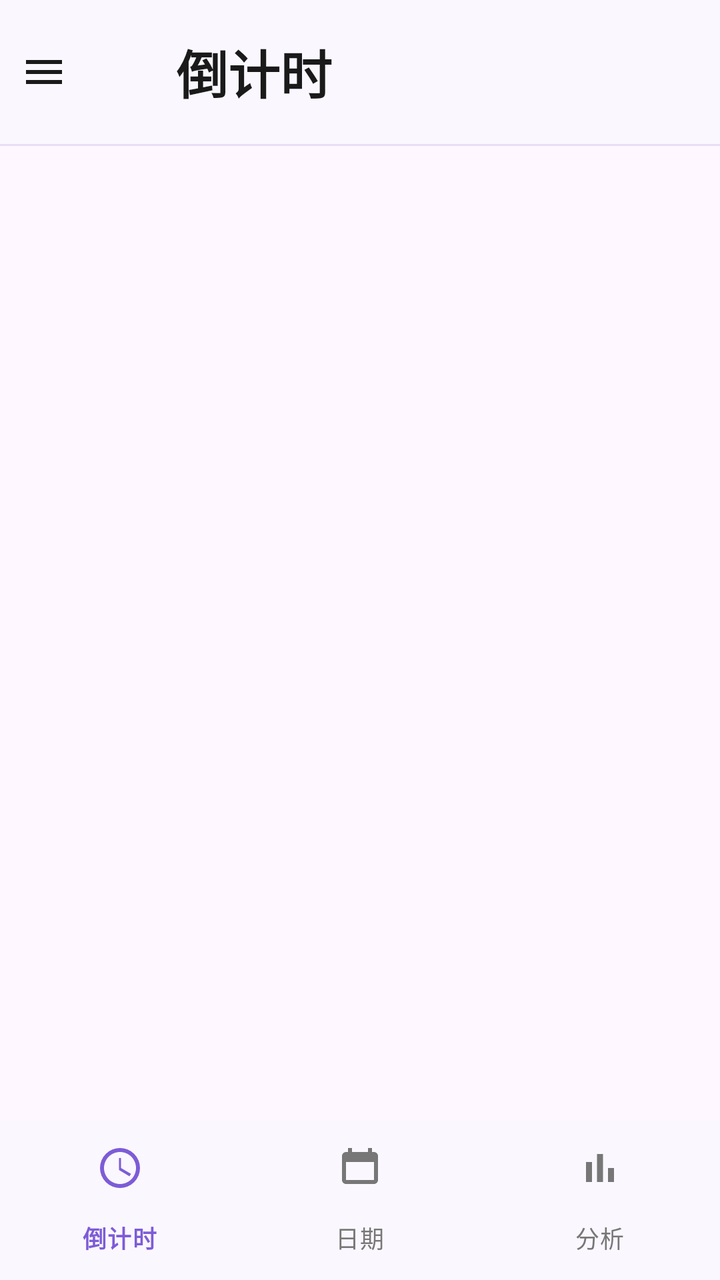
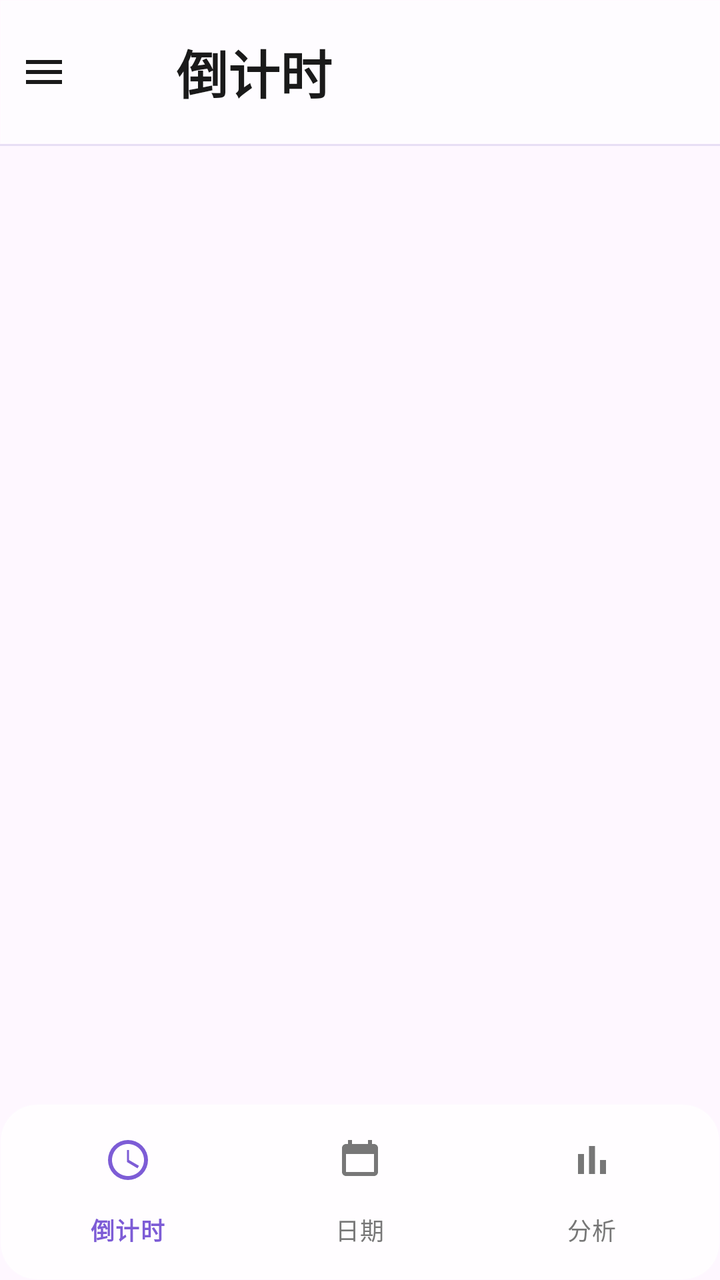

Screens rendered from an Android XML layout before and after an edit, with the pre-edit source and the edit as a unified diff.
<!-- AndroidManifest.xml: application theme Theme.IPredict -->
<!-- res/layout/activity_main.xml -->
<?xml version='1.0' encoding='utf-8'?>
<androidx.drawerlayout.widget.DrawerLayout xmlns:android='http://schemas.android.com/apk/res/android'
    xmlns:app='http://schemas.android.com/apk/res-auto'
    android:id='@+id/drawerLayout'
    android:layout_width='match_parent'
    android:layout_height='match_parent'>

    <LinearLayout
        android:layout_width='match_parent'
        android:layout_height='match_parent'
        android:orientation='vertical'>

        <com.google.android.material.appbar.MaterialToolbar
            android:id='@+id/toolbar'
            android:layout_width='match_parent'
            android:layout_height='72dp'
            android:background='@color/page_bg'
            app:contentInsetStart='0dp'
            app:elevation='0dp'>

            <ImageButton
                android:id='@+id/navIcon'
                android:layout_width='44dp'
                android:layout_height='44dp'
                android:layout_gravity='start|center_vertical'
                android:background='@android:color/transparent'
                android:contentDescription='@string/menu'
                android:padding='8dp'
                android:src='@drawable/ic_menu_standard'
                app:tint='@color/text_primary' />

            <TextView
                android:id='@+id/toolbarTitle'
                android:layout_width='wrap_content'
                android:layout_height='wrap_content'
                android:layout_gravity='center_vertical'
                android:layout_marginStart='44dp'
                android:text='倒计时'
                android:textColor='@color/text_primary'
                android:textSize='26sp'
                android:textStyle='bold' />
        </com.google.android.material.appbar.MaterialToolbar>

        <View
            android:id='@+id/topDivider'
            android:layout_width='match_parent'
            android:layout_height='1dp'
            android:background='@color/neu_stroke' />

        <androidx.fragment.app.FragmentContainerView
            android:id='@+id/fragmentContainer'
            android:layout_width='match_parent'
            android:layout_height='0dp'
            android:layout_weight='1' />

        <com.google.android.material.bottomnavigation.BottomNavigationView
            android:id='@+id/bottomNav'
            android:layout_width='match_parent'
            android:layout_height='wrap_content'
            android:background='@color/page_bg'
            app:itemIconTint='@color/bottom_nav_color'
            app:itemTextColor='@color/bottom_nav_color'
            app:labelVisibilityMode='labeled'
            app:menu='@menu/menu_bottom_nav' />

    </LinearLayout>

    <LinearLayout
        android:layout_width='300dp'
        android:layout_height='match_parent'
        android:layout_gravity='start'
        android:background='@color/page_bg'
        android:orientation='vertical'>

        <include layout='@layout/layout_drawer_header' />

        <ScrollView
            android:layout_width='match_parent'
            android:layout_height='match_parent'>

            <LinearLayout
                android:layout_width='match_parent'
                android:layout_height='wrap_content'
                android:orientation='vertical'
                android:padding='16dp'>

                <TextView
                    android:id='@+id/drawerThemeTitle'
                    android:layout_width='wrap_content'
                    android:layout_height='wrap_content'
                    android:text='主题设置'
                    android:textColor='@color/text_primary'
                    android:textSize='16sp'
                    android:textStyle='bold' />

                <TextView
                    android:id='@+id/drawerThemeLight'
                    style='@style/TextAppearance.Material3.BodyLarge'
                    android:layout_width='match_parent'
                    android:layout_height='wrap_content'
                    android:layout_marginTop='10dp'
                    android:background='@drawable/bg_neu_soft'
                    android:padding='12dp'
                    android:text='☀  浅色主题'
                    android:textColor='@color/text_primary' />

                <TextView
                    android:id='@+id/drawerThemeDark'
                    style='@style/TextAppearance.Material3.BodyLarge'
                    android:layout_width='match_parent'
                    android:layout_height='wrap_content'
                    android:layout_marginTop='8dp'
                    android:background='@drawable/bg_neu_soft'
                    android:padding='12dp'
                    android:text='🌙  深色主题'
                    android:textColor='@color/text_primary' />

                <TextView
                    android:id='@+id/drawerThemeSystem'
                    style='@style/TextAppearance.Material3.BodyLarge'
                    android:layout_width='match_parent'
                    android:layout_height='wrap_content'
                    android:layout_marginTop='8dp'
                    android:background='@drawable/bg_neu_soft'
                    android:padding='12dp'
                    android:text='📱  跟随系统'
                    android:textColor='@color/text_primary' />

                <TextView
                    android:id='@+id/drawerAccentTitle'
                    android:layout_width='wrap_content'
                    android:layout_height='wrap_content'
                    android:layout_marginTop='16dp'
                    android:text='主题色'
                    android:textColor='@color/text_primary'
                    android:textSize='16sp'
                    android:textStyle='bold' />

                <TextView
                    android:id='@+id/drawerAccentToggle'
                    style='@style/TextAppearance.Material3.BodyLarge'
                    android:layout_width='match_parent'
                    android:layout_height='wrap_content'
                    android:layout_marginTop='10dp'
                    android:background='@drawable/bg_neu_soft'
                    android:padding='12dp'
                    android:text='展开主题色 ▾'
                    android:textColor='@color/text_primary' />

                <LinearLayout
                    android:id='@+id/drawerAccentContainer'
                    android:layout_width='match_parent'
                    android:layout_height='wrap_content'
                    android:orientation='vertical'
                    android:visibility='gone'>

                    <TextView
                        android:id='@+id/drawerAccentRed'
                        style='@style/TextAppearance.Material3.BodyLarge'
                        android:layout_width='match_parent'
                        android:layout_height='wrap_content'
                        android:layout_marginTop='8dp'
                        android:background='@drawable/bg_neu_soft'
                        android:padding='12dp'
                        android:text='🌺  朱砂'
                        android:textColor='@color/text_primary' />

                    <TextView
                        android:id='@+id/drawerAccentOrange'
                        style='@style/TextAppearance.Material3.BodyLarge'
                        android:layout_width='match_parent'
                        android:layout_height='wrap_content'
                        android:layout_marginTop='8dp'
                        android:background='@drawable/bg_neu_soft'
                        android:padding='12dp'
                        android:text='🍊  金橘'
                        android:textColor='@color/text_primary' />

                    <TextView
                        android:id='@+id/drawerAccentYellow'
                        style='@style/TextAppearance.Material3.BodyLarge'
                        android:layout_width='match_parent'
                        android:layout_height='wrap_content'
                        android:layout_marginTop='8dp'
                        android:background='@drawable/bg_neu_soft'
                        android:padding='12dp'
                        android:text='🌻  杏黄'
                        android:textColor='@color/text_primary' />

                    <TextView
                        android:id='@+id/drawerAccentGreen'
                        style='@style/TextAppearance.Material3.BodyLarge'
                        android:layout_width='match_parent'
                        android:layout_height='wrap_content'
                        android:layout_marginTop='8dp'
                        android:background='@drawable/bg_neu_soft'
                        android:padding='12dp'
                        android:text='🎋  翠竹'
                        android:textColor='@color/text_primary' />

                    <TextView
                        android:id='@+id/drawerAccentBlue'
                        style='@style/TextAppearance.Material3.BodyLarge'
                        android:layout_width='match_parent'
                        android:layout_height='wrap_content'
                        android:layout_marginTop='8dp'
                        android:background='@drawable/bg_neu_soft'
                        android:padding='12dp'
                        android:text='🌊  天青'
                        android:textColor='@color/text_primary' />

                    <TextView
                        android:id='@+id/drawerAccentIndigo'
                        style='@style/TextAppearance.Material3.BodyLarge'
                        android:layout_width='match_parent'
                        android:layout_height='wrap_content'
                        android:layout_marginTop='8dp'
                        android:background='@drawable/bg_neu_soft'
                        android:padding='12dp'
                        android:text='💜  黛紫'
                        android:textColor='@color/text_primary' />

                    <TextView
                        android:id='@+id/drawerAccentPurple'
                        style='@style/TextAppearance.Material3.BodyLarge'
                        android:layout_width='match_parent'
                        android:layout_height='wrap_content'
                        android:layout_marginTop='8dp'
                        android:background='@drawable/bg_neu_soft'
                        android:padding='12dp'
                        android:text='💎  紫罗兰'
                        android:textColor='@color/text_primary' />
                </LinearLayout>

                <TextView
                    android:id='@+id/drawerEventTitle'
                    android:layout_width='wrap_content'
                    android:layout_height='wrap_content'
                    android:layout_marginTop='18dp'
                    android:text='事件列表'
                    android:textColor='@color/text_primary'
                    android:textSize='16sp'
                    android:textStyle='bold' />

                <androidx.recyclerview.widget.RecyclerView
                    android:id='@+id/drawerEventRecycler'
                    android:layout_width='match_parent'
                    android:layout_height='wrap_content'
                    android:layout_marginTop='8dp'
                    android:nestedScrollingEnabled='false' />

                <TextView
                    android:id='@+id/drawerAddEvent'
                    style='@style/TextAppearance.Material3.BodyLarge'
                    android:layout_width='match_parent'
                    android:layout_height='wrap_content'
                    android:layout_marginTop='10dp'
                    android:background='@drawable/bg_neu_soft'
                    android:padding='12dp'
                    android:text='+ 新增事件'
                    android:textColor='@color/text_primary' />

                <TextView
                    android:id='@+id/drawerAbout'
                    style='@style/TextAppearance.Material3.BodyLarge'
                    android:layout_width='match_parent'
                    android:layout_height='wrap_content'
                    android:layout_marginTop='18dp'
                    android:background='@drawable/bg_neu_soft'
                    android:padding='12dp'
                    android:text='关于'
                    android:textColor='@color/text_primary' />
            </LinearLayout>
        </ScrollView>
    </LinearLayout>

</androidx.drawerlayout.widget.DrawerLayout>
<!-- res/layout/layout_drawer_header.xml (included above) -->
<?xml version='1.0' encoding='utf-8'?>
<LinearLayout xmlns:android='http://schemas.android.com/apk/res/android'
    android:layout_width='match_parent'
    android:layout_height='wrap_content'
    android:background='@color/page_bg'
    android:orientation='vertical'
    android:paddingStart='20dp'
    android:paddingTop='28dp'
    android:paddingEnd='20dp'
    android:paddingBottom='14dp'>

    <TextView
        android:layout_width='wrap_content'
        android:layout_height='wrap_content'
        android:text='iPredict'
        android:textColor='@color/text_primary'
        android:textSize='34sp'
        android:textStyle='bold' />

    <TextView
        android:layout_width='wrap_content'
        android:layout_height='wrap_content'
        android:layout_marginTop='4dp'
        android:text='记录事件日期，计算周期，智能提醒'
        android:textColor='@color/text_secondary'
        android:textSize='13sp' />

</LinearLayout>
<!-- resources referenced by this layout -->
<resources>
  <color name="neu_stroke">#FFE7DFF5</color>
  <color name="page_bg">#FFFAF7FF</color>
  <color name="text_primary">#FF1A1A1A</color>
  <color name="text_secondary">#FF777777</color>
  <!-- drawable bg_neu_soft (drawable) -->
  <?xml version='1.0' encoding='utf-8'?>
  <shape xmlns:android='http://schemas.android.com/apk/res/android' android:shape='rectangle'>
      <corners android:radius='22dp' />
      <solid android:color='@color/page_bg' />
      <stroke android:width='1dp' android:color='@color/neu_stroke' />
  </shape>
  <!-- drawable ic_menu_standard (drawable) -->
  <?xml version="1.0" encoding="utf-8"?>
  <vector xmlns:android="http://schemas.android.com/apk/res/android"
      android:width="24dp"
      android:height="24dp"
      android:viewportWidth="24"
      android:viewportHeight="24">
      <path
          android:fillColor="@android:color/white"
          android:pathData="M3,6h18v2H3z" />
      <path
          android:fillColor="@android:color/white"
          android:pathData="M3,11h18v2H3z" />
      <path
          android:fillColor="@android:color/white"
          android:pathData="M3,16h18v2H3z" />
  </vector>
  <string name="menu">menu</string>
  <style name="Theme.IPredict" parent="Theme.Material3.DayNight.NoActionBar">
          <item name="android:statusBarColor">@android:color/transparent</item>
          <item name="android:navigationBarColor">@color/page_bg</item>
          <item name="android:windowLightStatusBar" tools:targetApi="m">true</item>
      </style>
</resources>

<!-- the commit's change to res/layout/activity_main.xml (unified diff, before → after) -->
@@ -14,9 +14,9 @@
             android:id='@+id/toolbar'
             android:layout_width='match_parent'
             android:layout_height='72dp'
-            android:background='@color/page_bg'
+            android:background='@drawable/bg_glass_toolbar'
             app:contentInsetStart='0dp'
-            app:elevation='0dp'>
+            app:elevation='4dp'>
 
             <ImageButton
                 android:id='@+id/navIcon'
@@ -57,7 +57,7 @@
             android:id='@+id/bottomNav'
             android:layout_width='match_parent'
             android:layout_height='wrap_content'
-            android:background='@color/page_bg'
+            android:background='@drawable/bg_glass_nav'
             app:itemIconTint='@color/bottom_nav_color'
             app:itemTextColor='@color/bottom_nav_color'
             app:labelVisibilityMode='labeled'
<!-- resource entries referenced after the edit -->
@@ -4,6 +4,33 @@
   <color name="page_bg">#FFFAF7FF</color>
   <color name="text_primary">#FF1A1A1A</color>
   <color name="text_secondary">#FF777777</color>
+  <!-- drawable bg_glass_nav (drawable) -->
+  <?xml version="1.0" encoding="utf-8"?>
+  <shape xmlns:android="http://schemas.android.com/apk/res/android"
+      android:shape="rectangle">
+      
+      <solid android:color="#CCFFFFFF" /> 
+      <corners android:radius="18dp" />
+      <stroke
+          android:width="0.9dp"
+          android:color="#33FFFFFF" />
+      <padding
+          android:bottom="4dp"
+          android:left="6dp"
+          android:right="6dp"
+          android:top="4dp" />
+  </shape>
+  <!-- drawable bg_glass_toolbar (drawable) -->
+  <?xml version="1.0" encoding="utf-8"?>
+  <shape xmlns:android="http://schemas.android.com/apk/res/android"
+      android:shape="rectangle">
+      
+      <solid android:color="#B3FFFFFF" /> 
+      <corners android:radius="0dp" />
+      <stroke
+          android:width="0.8dp"
+          android:color="#40FFFFFF" />
+  </shape>
   <!-- drawable bg_neu_soft (drawable) -->
   <?xml version='1.0' encoding='utf-8'?>
   <shape xmlns:android='http://schemas.android.com/apk/res/android' android:shape='rectangle'>
